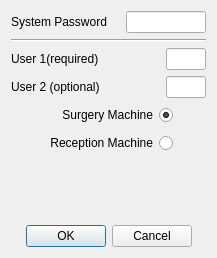
Before: the Qt Designer form qt-designer/startscreen.ui in rowinggolfer/openmolar1, drawn with Qt 5.
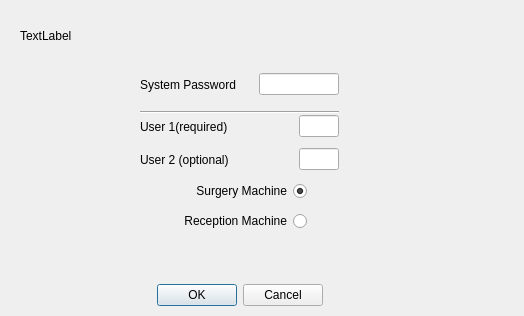
After: the same form once the commit is applied.

Patch:
```diff
--- a/qt-designer/startscreen.ui
+++ b/qt-designer/startscreen.ui
@@ -5,8 +5,8 @@
    <rect>
     <x>0</x>
     <y>0</y>
-    <width>217</width>
-    <height>258</height>
+    <width>524</width>
+    <height>316</height>
    </rect>
   </property>
   <property name="minimumSize" >
@@ -18,8 +18,95 @@
   <property name="windowTitle" >
    <string>openMolar</string>
   </property>
-  <layout class="QGridLayout" name="gridLayout" >
-   <item row="0" column="0" colspan="3" >
+  <widget class="Line" name="line" >
+   <property name="geometry" >
+    <rect>
+     <x>140</x>
+     <y>104</y>
+     <width>199</width>
+     <height>16</height>
+    </rect>
+   </property>
+   <property name="orientation" >
+    <enum>Qt::Horizontal</enum>
+   </property>
+  </widget>
+  <widget class="QRadioButton" name="surgery_radioButton" >
+   <property name="geometry" >
+    <rect>
+     <x>173</x>
+     <y>179</y>
+     <width>134</width>
+     <height>24</height>
+    </rect>
+   </property>
+   <property name="layoutDirection" >
+    <enum>Qt::RightToLeft</enum>
+   </property>
+   <property name="text" >
+    <string>Surgery Machine</string>
+   </property>
+   <property name="checked" >
+    <bool>true</bool>
+   </property>
+  </widget>
+  <widget class="QRadioButton" name="reception_radioButton" >
+   <property name="geometry" >
+    <rect>
+     <x>173</x>
+     <y>209</y>
+     <width>134</width>
+     <height>24</height>
+    </rect>
+   </property>
+   <property name="layoutDirection" >
+    <enum>Qt::RightToLeft</enum>
+   </property>
+   <property name="text" >
+    <string>Reception Machine</string>
+   </property>
+  </widget>
+  <widget class="QDialogButtonBox" name="buttonBox" >
+   <property name="geometry" >
+    <rect>
+     <x>140</x>
+     <y>280</y>
+     <width>199</width>
+     <height>31</height>
+    </rect>
+   </property>
+   <property name="orientation" >
+    <enum>Qt::Horizontal</enum>
+   </property>
+   <property name="standardButtons" >
+    <set>QDialogButtonBox::Cancel|QDialogButtonBox::Ok</set>
+   </property>
+   <property name="centerButtons" >
+    <bool>true</bool>
+   </property>
+  </widget>
+  <widget class="QLabel" name="label_4" >
+   <property name="geometry" >
+    <rect>
+     <x>20</x>
+     <y>10</y>
+     <width>491</width>
+     <height>51</height>
+    </rect>
+   </property>
+   <property name="text" >
+    <string>TextLabel</string>
+   </property>
+  </widget>
+  <widget class="QWidget" name="" >
+   <property name="geometry" >
+    <rect>
+     <x>140</x>
+     <y>71</y>
+     <width>199</width>
+     <height>27</height>
+    </rect>
+   </property>
     <layout class="QHBoxLayout" name="horizontalLayout" >
      <item>
       <widget class="QLabel" name="label_3" >
@@ -57,15 +144,16 @@
       </widget>
      </item>
     </layout>
-   </item>
-   <item row="1" column="0" colspan="3" >
-    <widget class="Line" name="line" >
-     <property name="orientation" >
-      <enum>Qt::Horizontal</enum>
-     </property>
-    </widget>
-   </item>
-   <item row="2" column="0" colspan="3" >
+  </widget>
+  <widget class="QWidget" name="" >
+   <property name="geometry" >
+    <rect>
+     <x>140</x>
+     <y>113</y>
+     <width>199</width>
+     <height>27</height>
+    </rect>
+   </property>
     <layout class="QHBoxLayout" name="horizontalLayout_3" >
      <item>
       <widget class="QLabel" name="label" >
@@ -91,8 +179,16 @@
       </widget>
      </item>
     </layout>
-   </item>
-   <item row="3" column="0" colspan="3" >
+  </widget>
+  <widget class="QWidget" name="" >
+   <property name="geometry" >
+    <rect>
+     <x>140</x>
+     <y>146</y>
+     <width>199</width>
+     <height>27</height>
+    </rect>
+   </property>
     <layout class="QHBoxLayout" name="horizontalLayout_2" >
      <item>
       <widget class="QLabel" name="label_2" >
@@ -118,83 +214,7 @@
       </widget>
      </item>
     </layout>
-   </item>
-   <item rowspan="2" row="4" column="0" >
-    <spacer name="horizontalSpacer" >
-     <property name="orientation" >
-      <enum>Qt::Horizontal</enum>
-     </property>
-     <property name="sizeHint" stdset="0" >
-      <size>
-       <width>24</width>
-       <height>51</height>
-      </size>
-     </property>
-    </spacer>
-   </item>
-   <item row="4" column="1" >
-    <widget class="QRadioButton" name="surgery_radioButton" >
-     <property name="layoutDirection" >
-      <enum>Qt::RightToLeft</enum>
-     </property>
-     <property name="text" >
-      <string>Surgery Machine</string>
-     </property>
-     <property name="checked" >
-      <bool>true</bool>
-     </property>
-    </widget>
-   </item>
-   <item rowspan="2" row="4" column="2" >
-    <spacer name="horizontalSpacer_2" >
-     <property name="orientation" >
-      <enum>Qt::Horizontal</enum>
-     </property>
-     <property name="sizeHint" stdset="0" >
-      <size>
-       <width>23</width>
-       <height>51</height>
-      </size>
-     </property>
-    </spacer>
-   </item>
-   <item row="5" column="1" >
-    <widget class="QRadioButton" name="reception_radioButton" >
-     <property name="layoutDirection" >
-      <enum>Qt::RightToLeft</enum>
-     </property>
-     <property name="text" >
-      <string>Reception Machine</string>
-     </property>
-    </widget>
-   </item>
-   <item row="6" column="1" >
-    <spacer name="verticalSpacer" >
-     <property name="orientation" >
-      <enum>Qt::Vertical</enum>
-     </property>
-     <property name="sizeHint" stdset="0" >
-      <size>
-       <width>20</width>
-       <height>103</height>
-      </size>
-     </property>
-    </spacer>
-   </item>
-   <item row="7" column="0" colspan="3" >
-    <widget class="QDialogButtonBox" name="buttonBox" >
-     <property name="orientation" >
-      <enum>Qt::Horizontal</enum>
-     </property>
-     <property name="standardButtons" >
-      <set>QDialogButtonBox::Cancel|QDialogButtonBox::Ok</set>
-     </property>
-     <property name="centerButtons" >
-      <bool>true</bool>
-     </property>
-    </widget>
-   </item>
-  </layout>
+  </widget>
  </widget>
  <resources/>
  <connections>
```
Lines whose indentation alone changed are shown as unchanged.
